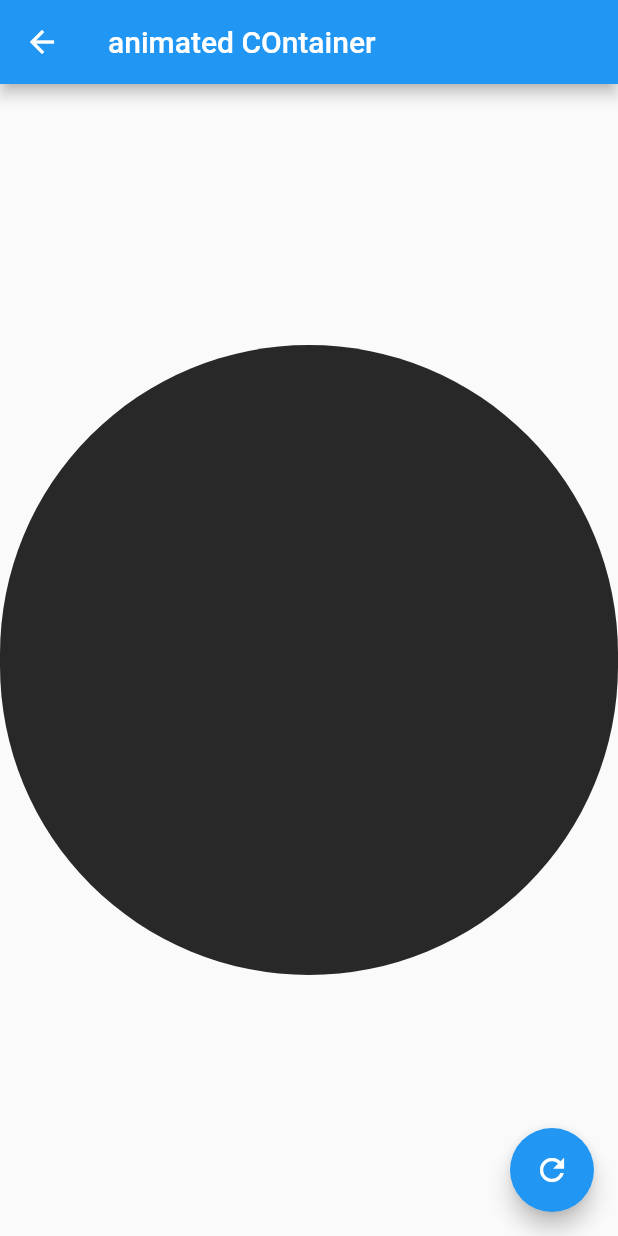
After one commit to sirlucast/componentes, a Flutter app: the AnimatedContainerPage screen opened by its route, after a tap on the "refresh" icon, on a phone screen of 412 x 824 dp. The commit adds this screen. Run offline on Flutter 3.47's test engine with Material 2 defaults, Android fonts, the phone set to English and light mode, and no system bars.

Commit message:
Animated container

```diff
--- a/data/menu_opts.json
+++ b/data/menu_opts.json
@@ -17,9 +17,9 @@
             "texto": "Cards - Tarjetas"
         },
         {
-            "ruta": "otra",
-            "icon": "folder_open",
-            "texto": "Cards - Tarjetas"
+            "ruta": "animated",
+            "icon": "donut_large",
+            "texto": "Animated Container"
         }
     ]
 }
--- /dev/null
+++ b/lib/src/pages/animated_container.dart
@@ -0,0 +1,63 @@
+import 'dart:math';
+
+import 'package:flutter/material.dart';
+
+class AnimatedContainerPage extends StatefulWidget {
+  @override
+  _AnimatedContainerPageState createState() => _AnimatedContainerPageState();
+}
+
+class _AnimatedContainerPageState extends State<AnimatedContainerPage> {
+  double _width = 40.0;
+  double _heigth = 80.0;
+  Color _color = Colors.pink;
+  BorderRadius _borderRadius = BorderRadius.circular(20.0);
+
+  @override
+  Widget build(BuildContext context) {
+    return Scaffold(
+      appBar: AppBar(
+        title: Text('animated COntainer'),
+      ),
+      floatingActionButton: FloatingActionButton(
+        child: Icon(Icons.refresh),
+        onPressed: () => _changeContainer(),
+      ),
+      body: Center(
+        child: AnimatedContainer(
+          curve: Curves.easeInCubic,
+          duration: Duration(milliseconds: 500),
+          width: _width,
+          height: _heigth,
+          decoration: BoxDecoration(
+            color: _color,
+            borderRadius: _borderRadius,
+          ),
+        ),
+      ),
+    );
+  }
+
+  void _changeContainer() {
+    final width = Random().nextInt(500).toDouble();
+    final height = Random().nextInt(500).toDouble();
+    //final color = Colors.primaries[Random().nextInt(Colors.primaries.length)];
+    final color = Color.fromRGBO(
+      Random().nextInt(255),
+      Random().nextInt(255),
+      Random().nextInt(255),
+      1,
+    );
+    final borderRadius = BorderRadius.circular(
+      Random().nextInt(500).toDouble(),
+    );
+    if (mounted) {
+      setState(() {
+        _width = width;
+        _heigth = height;
+        _color = color;
+        _borderRadius = borderRadius;
+      });
+    }
+  }
+}
--- a/lib/src/routes/routes.dart
+++ b/lib/src/routes/routes.dart
@@ -1,3 +1,4 @@
+import 'package:componentes/src/pages/animated_container.dart';
 import 'package:componentes/src/pages/card_page.dart';
 import 'package:flutter/material.dart';
 
@@ -13,5 +14,6 @@ Map<String, WidgetBuilder> getApplicationRoutes() {
     'alert': (BuildContext context) => AlertPage(),
     'avatar': (BuildContext context) => AvatarPage(),
     'card': (BuildContext context) => CardPage(),
+    'animated': (BuildContext context) => AnimatedContainerPage(),
   };
 }
--- a/lib/src/utils/icono_string_util.dart
+++ b/lib/src/utils/icono_string_util.dart
@@ -4,6 +4,7 @@ final _icons = <String, IconData>{
   'add_alert': Icons.add_alert,
   'accessibility': Icons.accessibility,
   'folder_open': Icons.folder_open,
+  'donut_large': Icons.donut_large,
 };
 
 Icon geticon(String iconName) {
```
